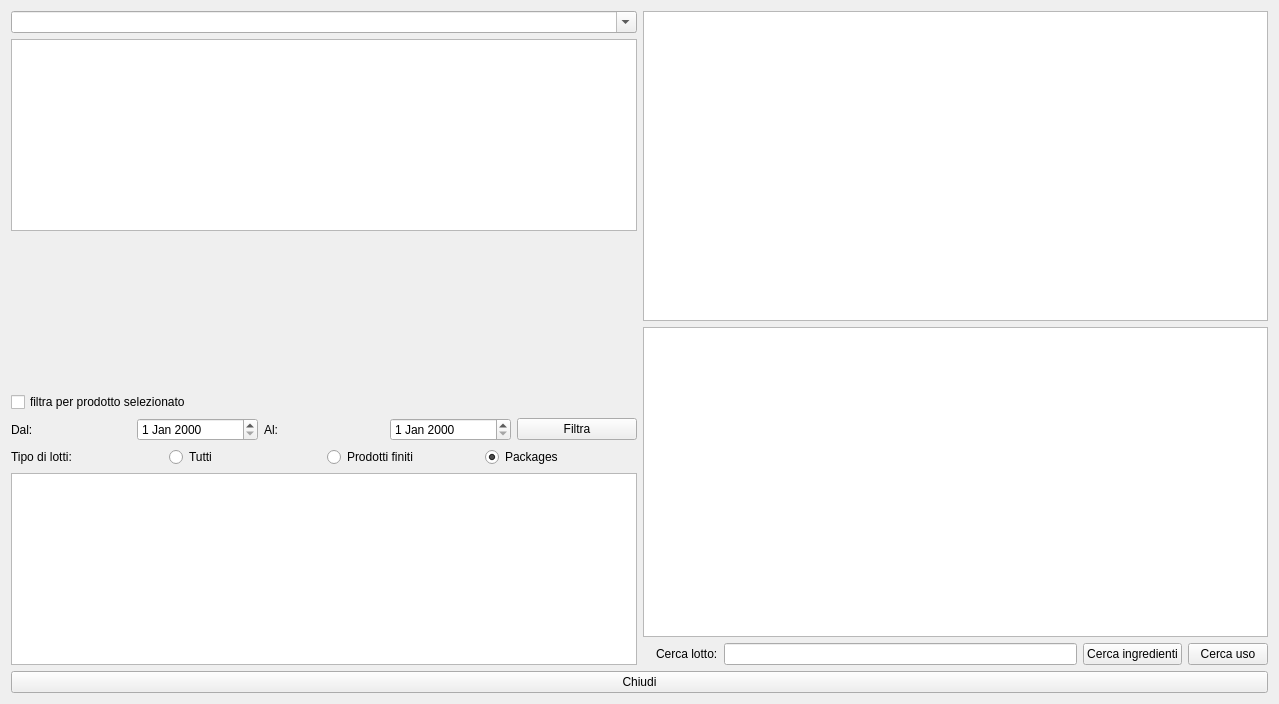
First picture: the form in hanalisi.ui, repository fblabs/hamlet-mod-sancon, before the edit.
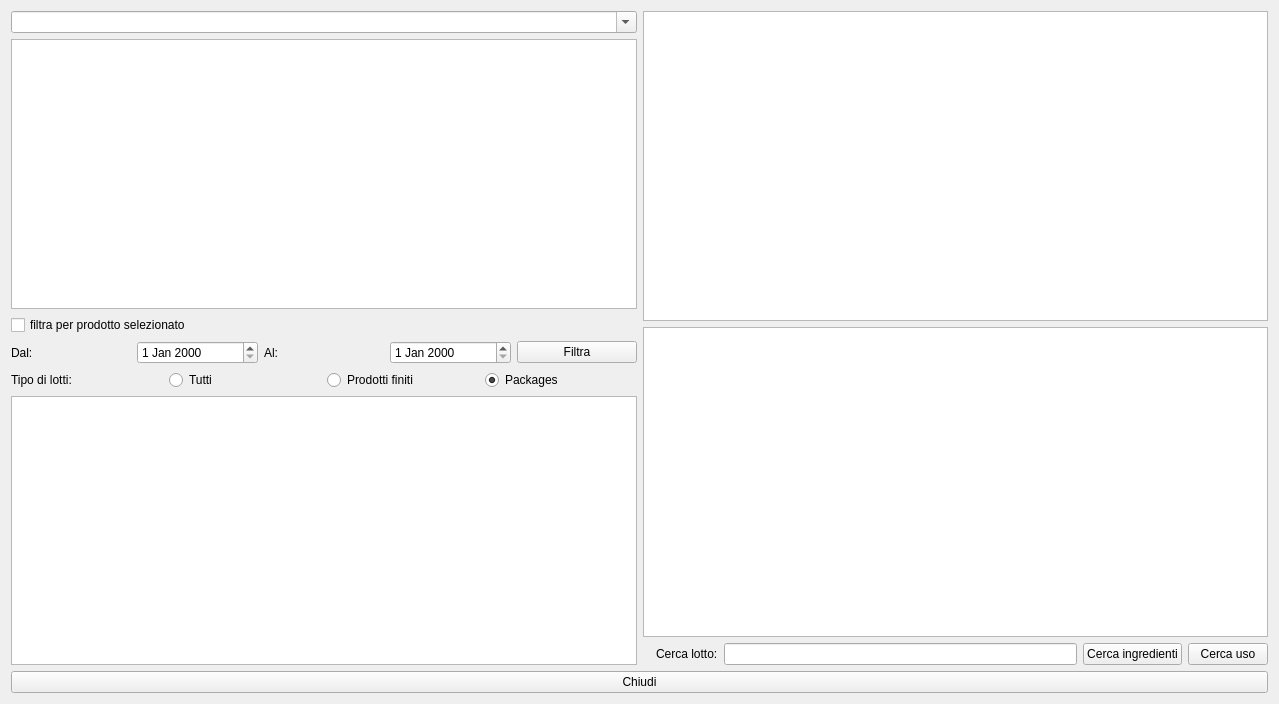
Second picture: the form after the edit. Icons and pictures are not drawn.

Diff of the .ui file:
```diff
--- a/hanalisi.ui
+++ b/hanalisi.ui
@@ -56,19 +56,6 @@
            </property>
           </widget>
          </item>
-         <item>
-          <spacer name="verticalSpacer">
-           <property name="orientation">
-            <enum>Qt::Vertical</enum>
-           </property>
-           <property name="sizeHint" stdset="0">
-            <size>
-             <width>20</width>
-             <height>40</height>
-            </size>
-           </property>
-          </spacer>
-         </item>
          <item>
           <widget class="QCheckBox" name="checkBox">
            <property name="text">
```
